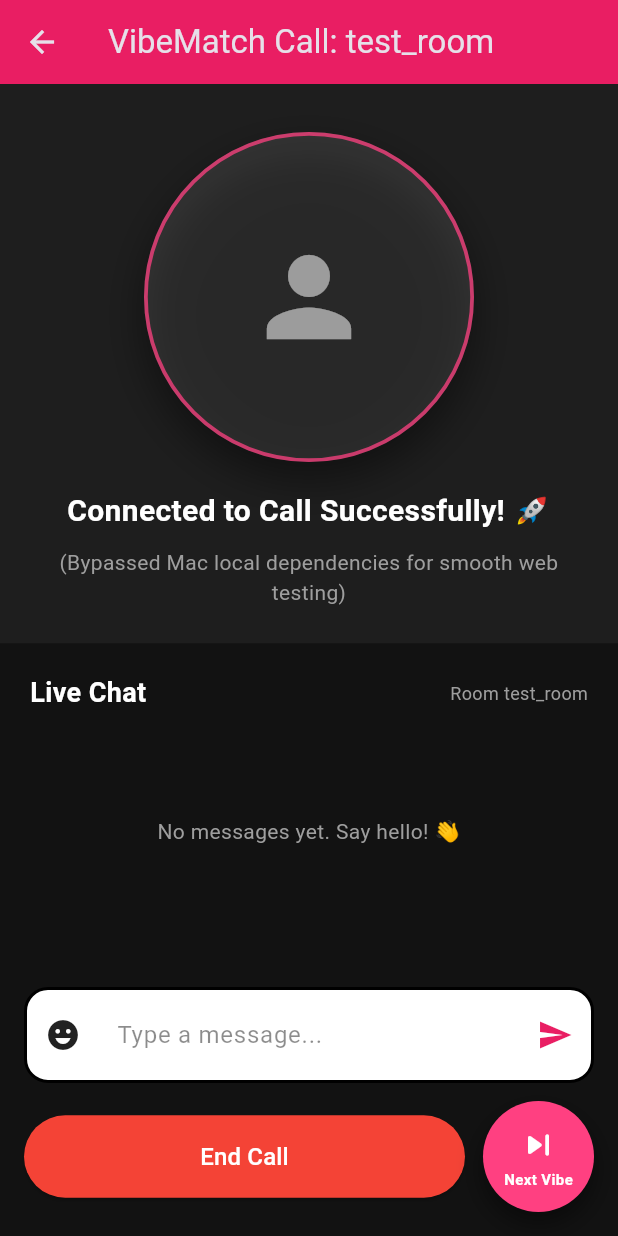
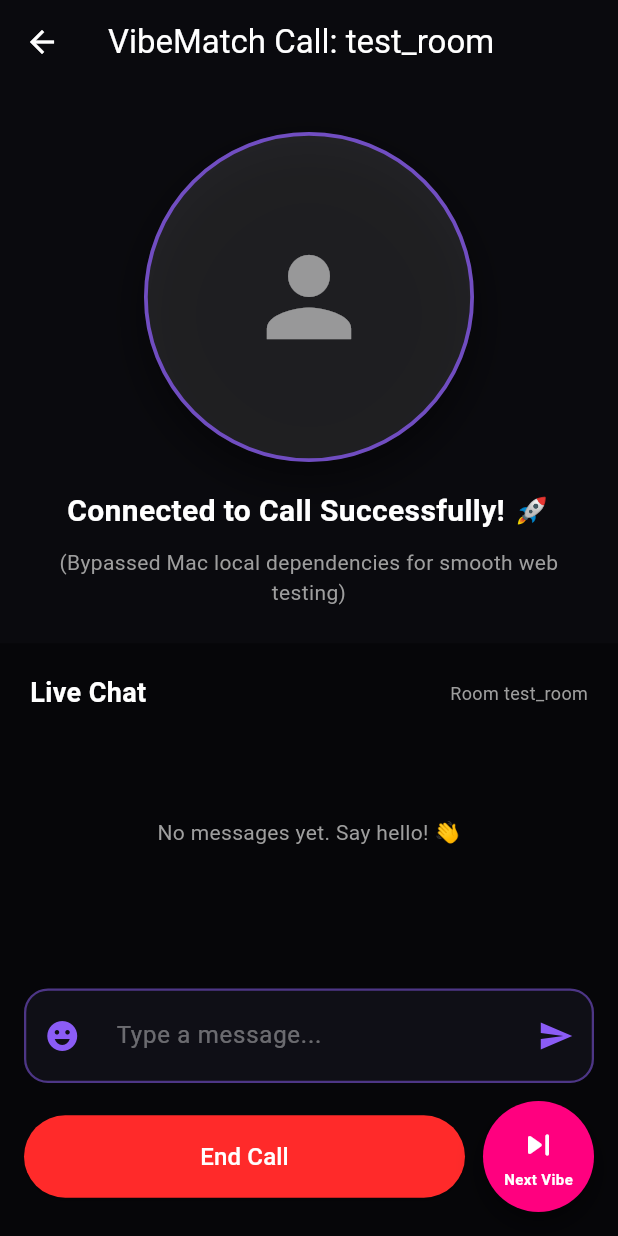
Before and after one commit to amanage552-cloud/vibematch-frontend-app, a Flutter app: the screen it shows after launch, after a tap on "Direct Test Call (No Server)", on a phone screen of 412 x 824 dp. Run offline on Flutter 3.47's test engine with Material 3 defaults, Android fonts, the phone set to English and light mode, and no system bars; our stand-ins replace image_picker, socket_io_client; network calls fail.

Commit message:
style: upgrade theme to Premium Dark Neon Purple

```diff
--- a/lib/main.dart
+++ b/lib/main.dart
@@ -18,8 +18,13 @@ class MyApp extends StatelessWidget {
       child: MaterialApp(
         title: 'VibeMatch',
         theme: ThemeData.dark().copyWith(
-          primaryColor: Colors.pink,
-          scaffoldBackgroundColor: const Color(0xFF121212),
+          primaryColor: const Color(0xFF8B5CF6),
+          scaffoldBackgroundColor: const Color(0xFF060609),
+          colorScheme: const ColorScheme.dark(
+            primary: Color(0xFF8B5CF6),
+            secondary: Color(0xFFFF007F),
+            surface: Color(0xFF0F0F16),
+          ),
         ),
         home: const HomeScreen(),
         debugShowCheckedModeBanner: false,
--- a/lib/screens/home_screen.dart
+++ b/lib/screens/home_screen.dart
@@ -98,7 +98,7 @@ class _HomeScreenState extends State<HomeScreen> {
                         const SizedBox(
                           width: 100,
                           height: 100,
-                          child: CircularProgressIndicator(color: Colors.pinkAccent, strokeWidth: 6),
+                          child: CircularProgressIndicator(color: Color(0xFF8B5CF6), strokeWidth: 6),
                         )
                       else ...[
                         _buildNameField(provider),
@@ -204,7 +204,7 @@ class _HomeScreenState extends State<HomeScreen> {
                   height: 28,
                   child: CircularProgressIndicator(
                     strokeWidth: 2.6,
-                    color: Colors.pinkAccent,
+                    color: Color(0xFF8B5CF6),
                   ),
                 ),
               )
@@ -216,7 +216,7 @@ class _HomeScreenState extends State<HomeScreen> {
                   width: 36,
                   height: 36,
                   decoration: BoxDecoration(
-                    color: Colors.pinkAccent,
+                    color: const Color(0xFF8B5CF6),
                     shape: BoxShape.circle,
                     border: Border.all(color: Colors.white, width: 2),
                   ),
@@ -245,9 +245,9 @@ class _HomeScreenState extends State<HomeScreen> {
           width: 320,
           padding: const EdgeInsets.all(24),
           decoration: BoxDecoration(
-            color: const Color(0xFF1E1E1E),
+            color: const Color(0xFF0F0F16),
             borderRadius: BorderRadius.circular(24),
-            border: Border.all(color: Colors.pinkAccent, width: 1.5),
+            border: Border.all(color: const Color(0xFF8B5CF6), width: 1.5),
             boxShadow: const [BoxShadow(color: Colors.black38, blurRadius: 20, offset: Offset(0, 10))],
           ),
           child: Column(
@@ -281,7 +281,7 @@ class _HomeScreenState extends State<HomeScreen> {
                       onPressed: provider.acceptIncomingCall,
                       icon: const Icon(Icons.check, color: Colors.white),
                       label: const Text('Accept', style: TextStyle(color: Colors.white)),
-                      style: ElevatedButton.styleFrom(backgroundColor: Colors.greenAccent.shade700),
+                      style: ElevatedButton.styleFrom(backgroundColor: const Color(0xFF8B5CF6)),
                     ),
                   ),
                   const SizedBox(width: 12),
@@ -290,7 +290,7 @@ class _HomeScreenState extends State<HomeScreen> {
                       onPressed: provider.rejectIncomingCall,
                       icon: const Icon(Icons.close, color: Colors.white),
                       label: const Text('Reject', style: TextStyle(color: Colors.white)),
-                      style: ElevatedButton.styleFrom(backgroundColor: Colors.redAccent),
+                      style: ElevatedButton.styleFrom(backgroundColor: const Color(0xFFFF2A2A)),
                     ),
                   ),
                 ],
@@ -307,9 +307,19 @@ class _HomeScreenState extends State<HomeScreen> {
       controller: provider.nameController,
       decoration: InputDecoration(
         labelText: 'Your Name',
+        labelStyle: const TextStyle(color: Colors.white70),
+        focusedBorder: OutlineInputBorder(
+          borderRadius: BorderRadius.circular(15),
+          borderSide: const BorderSide(color: Color(0xFF8B5CF6), width: 2),
+        ),
+        enabledBorder: OutlineInputBorder(
+          borderRadius: BorderRadius.circular(15),
+          borderSide: const BorderSide(color: Colors.white24),
+        ),
         border: OutlineInputBorder(borderRadius: BorderRadius.circular(15)),
-        prefixIcon: const Icon(Icons.person, color: Colors.pink),
+        prefixIcon: const Icon(Icons.person, color: Color(0xFF8B5CF6)),
       ),
+      style: const TextStyle(color: Colors.white),
       textInputAction: TextInputAction.next,
     );
   }
@@ -317,12 +327,22 @@ class _HomeScreenState extends State<HomeScreen> {
   Widget _buildGenderField(MatchProvider provider) {
     return DropdownButtonFormField<String>(
       initialValue: provider.selectedGender,
+      dropdownColor: const Color(0xFF0F0F16),
       decoration: InputDecoration(
         labelText: 'I am',
+        labelStyle: const TextStyle(color: Colors.white70),
+        focusedBorder: OutlineInputBorder(
+          borderRadius: BorderRadius.circular(15),
+          borderSide: const BorderSide(color: Color(0xFF8B5CF6), width: 2),
+        ),
+        enabledBorder: OutlineInputBorder(
+          borderRadius: BorderRadius.circular(15),
+          borderSide: const BorderSide(color: Colors.white24),
+        ),
         border: OutlineInputBorder(borderRadius: BorderRadius.circular(15)),
       ),
       items: ['Male', 'Female', 'Other'].map((String value) {
-        return DropdownMenuItem(value: value, child: Text(value));
+        return DropdownMenuItem(value: value, child: Text(value, style: const TextStyle(color: Colors.white)));
       }).toList(),
       onChanged: (value) {
         if (value != null) {
@@ -335,12 +355,22 @@ class _HomeScreenState extends State<HomeScreen> {
   Widget _buildPreferenceField(MatchProvider provider) {
     return DropdownButtonFormField<String>(
       initialValue: provider.selectedPreference,
+      dropdownColor: const Color(0xFF0F0F16),
       decoration: InputDecoration(
         labelText: 'Looking for',
+        labelStyle: const TextStyle(color: Colors.white70),
+        focusedBorder: OutlineInputBorder(
+          borderRadius: BorderRadius.circular(15),
+          borderSide: const BorderSide(color: Color(0xFF8B5CF6), width: 2),
+        ),
+        enabledBorder: OutlineInputBorder(
+          borderRadius: BorderRadius.circular(15),
+          borderSide: const BorderSide(color: Colors.white24),
+        ),
         border: OutlineInputBorder(borderRadius: BorderRadius.circular(15)),
       ),
       items: ['All', 'Male', 'Female'].map((String value) {
-        return DropdownMenuItem(value: value, child: Text(value));
+        return DropdownMenuItem(value: value, child: Text(value, style: const TextStyle(color: Colors.white)));
       }).toList(),
       onChanged: (value) {
         if (value != null) {
@@ -356,7 +386,9 @@ class _HomeScreenState extends State<HomeScreen> {
       icon: const Icon(Icons.favorite, color: Colors.white),
       label: const Text('Find My Vibe', style: TextStyle(fontSize: 18, color: Colors.white)),
       style: ElevatedButton.styleFrom(
-        backgroundColor: Colors.pink,
+        backgroundColor: const Color(0xFF8B5CF6),
+        shadowColor: const Color(0xFF8B5CF6).withValues(alpha: 0.5),
+        elevation: 8,
         padding: const EdgeInsets.symmetric(horizontal: 50, vertical: 16),
         shape: RoundedRectangleBorder(borderRadius: BorderRadius.circular(30)),
       ),
@@ -369,7 +401,7 @@ class _HomeScreenState extends State<HomeScreen> {
       icon: const Icon(Icons.refresh, color: Colors.white),
       label: const Text('Retry Connection', style: TextStyle(color: Colors.white, fontSize: 16)),
       style: ElevatedButton.styleFrom(
-        backgroundColor: Colors.blueAccent,
+        backgroundColor: const Color(0xFF6D28D9),
         padding: const EdgeInsets.symmetric(horizontal: 30, vertical: 14),
         shape: RoundedRectangleBorder(borderRadius: BorderRadius.circular(30)),
       ),
@@ -386,10 +418,10 @@ class _HomeScreenState extends State<HomeScreen> {
           ),
         );
       },
-      icon: const Icon(Icons.video_call, color: Colors.greenAccent),
+      icon: const Icon(Icons.video_call, color: Color(0xFF8B5CF6)),
       label: const Text(
         'Direct Test Call (No Server)',
-        style: TextStyle(color: Colors.greenAccent, fontSize: 16),
+        style: TextStyle(color: Color(0xFF8B5CF6), fontSize: 16),
       ),
     );
   }
--- a/lib/video_call_screen.dart
+++ b/lib/video_call_screen.dart
@@ -30,7 +30,7 @@ class _VideoCallScreenState extends State<VideoCallScreen> {
       decoration: BoxDecoration(
         color: Colors.white10,
         shape: BoxShape.circle,
-        border: Border.all(color: Colors.pinkAccent.withValues(alpha: 0.75), width: 2.5),
+        border: Border.all(color: const Color(0xFF8B5CF6).withValues(alpha: 0.75), width: 2.5),
         boxShadow: const [
           BoxShadow(color: Colors.black45, blurRadius: 24, offset: Offset(0, 12)),
         ],
@@ -82,7 +82,8 @@ class _VideoCallScreenState extends State<VideoCallScreen> {
         return Scaffold(
           appBar: AppBar(
             title: Text('VibeMatch Call: ${widget.channelName}'),
-            backgroundColor: Colors.pink,
+            backgroundColor: const Color(0xFF0A0A0E),
+            elevation: 0,
           ),
           body: SafeArea(
             child: Stack(
@@ -91,7 +92,7 @@ class _VideoCallScreenState extends State<VideoCallScreen> {
                   children: [
                     Container(
                       width: double.infinity,
-                      color: const Color(0xFF1E1E1E),
+                      color: const Color(0xFF0A0A0E),
                       padding: const EdgeInsets.symmetric(vertical: 24, horizontal: 20),
                       child: Column(
                         children: [
@@ -114,7 +115,7 @@ class _VideoCallScreenState extends State<VideoCallScreen> {
                     ),
                     Expanded(
                       child: Container(
-                        color: const Color(0xFF121212),
+                        color: const Color(0xFF060609),
                         child: Column(
                           children: [
                             Padding(
@@ -155,7 +156,7 @@ class _VideoCallScreenState extends State<VideoCallScreen> {
                                             padding: const EdgeInsets.symmetric(horizontal: 14, vertical: 12),
                                             constraints: BoxConstraints(maxWidth: MediaQuery.of(context).size.width * 0.72),
                                             decoration: BoxDecoration(
-                                              color: isMine ? Colors.pinkAccent : Colors.white12,
+                                              color: isMine ? const Color(0xFF8B5CF6) : Colors.white10,
                                               borderRadius: BorderRadius.only(
                                                 topLeft: const Radius.circular(18),
                                                 topRight: const Radius.circular(18),
@@ -226,9 +227,9 @@ class _VideoCallScreenState extends State<VideoCallScreen> {
                               height: 200,
                               padding: const EdgeInsets.all(12),
                               decoration: BoxDecoration(
-                                color: Colors.white,
+                                color: const Color(0xFF0F0F16),
                                 borderRadius: BorderRadius.circular(16),
-                                border: Border.all(color: Colors.black12),
+                                border: Border.all(color: const Color(0xFF8B5CF6).withValues(alpha: 0.3)),
                               ),
                               child: GridView.count(
                                 crossAxisCount: 6,
@@ -243,14 +244,14 @@ class _VideoCallScreenState extends State<VideoCallScreen> {
                                     onTap: () => _appendEmoji(provider.chatTextController, emoji),
                                     child: Container(
                                       decoration: BoxDecoration(
-                                        color: Colors.grey[100],
+                                        color: Colors.white10,
                                         borderRadius: BorderRadius.circular(12),
-                                        border: Border.all(color: Colors.black12),
+                                        border: Border.all(color: Colors.white24),
                                       ),
                                       child: Center(
                                         child: Text(
                                           emoji,
-                                          style: const TextStyle(fontSize: 28, color: Colors.black),
+                                          style: const TextStyle(fontSize: 28),
                                         ),
                                       ),
                                     ),
@@ -261,14 +262,14 @@ class _VideoCallScreenState extends State<VideoCallScreen> {
                           const SizedBox(height: 12),
                           Container(
                             decoration: BoxDecoration(
-                              color: Colors.white,
+                              color: const Color(0xFF0F0F16),
                               borderRadius: BorderRadius.circular(16),
-                              border: Border.all(color: Colors.black, width: 2),
+                              border: Border.all(color: const Color(0xFF8B5CF6).withValues(alpha: 0.5), width: 1.5),
                             ),
                             child: Row(
                               children: [
                                 IconButton(
-                                  icon: const Icon(Icons.emoji_emotions, color: Colors.black87),
+                                  icon: const Icon(Icons.emoji_emotions, color: Color(0xFF8B5CF6)),
                                   onPressed: () {
                                     setState(() {
                                       _showEmojiPanel = !_showEmojiPanel;
@@ -280,11 +281,11 @@ class _VideoCallScreenState extends State<VideoCallScreen> {
                                     controller: provider.chatTextController,
                                     decoration: const InputDecoration(
                                       hintText: 'Type a message...',
-                                      hintStyle: TextStyle(color: Colors.black45),
+                                      hintStyle: TextStyle(color: Colors.white38),
                                       border: InputBorder.none,
                                       contentPadding: EdgeInsets.symmetric(vertical: 18, horizontal: 12),
                                     ),
-                                    style: const TextStyle(color: Colors.black87),
+                                    style: const TextStyle(color: Colors.white),
                                     textInputAction: TextInputAction.send,
                                     onChanged: (text) {
                                       if (text.isEmpty) {
@@ -297,7 +298,7 @@ class _VideoCallScreenState extends State<VideoCallScreen> {
                                   ),
                                 ),
                                 IconButton(
-                                  icon: const Icon(Icons.send, color: Colors.pink),
+                                  icon: const Icon(Icons.send, color: Color(0xFF8B5CF6)),
                                   onPressed: provider.sendChatMessage,
                                 ),
                               ],
@@ -313,7 +314,7 @@ class _VideoCallScreenState extends State<VideoCallScreen> {
                           Expanded(
                             child: ElevatedButton(
                               style: ElevatedButton.styleFrom(
-                                backgroundColor: Colors.red,
+                                backgroundColor: const Color(0xFFFF2A2A),
                                 padding: const EdgeInsets.symmetric(vertical: 16),
                                 shape: RoundedRectangleBorder(borderRadius: BorderRadius.circular(30)),
                               ),
@@ -330,10 +331,10 @@ class _VideoCallScreenState extends State<VideoCallScreen> {
                               child: Container(
                                 width: 74,
                                 height: 74,
-                                decoration: BoxDecoration(
-                                  color: Colors.pinkAccent,
+                                decoration: const BoxDecoration(
+                                  color: Color(0xFFFF007F),
                                   shape: BoxShape.circle,
-                                  boxShadow: const [
+                                  boxShadow: [
                                     BoxShadow(color: Colors.black45, blurRadius: 14, offset: Offset(0, 8)),
                                   ],
                                 ),
@@ -373,9 +374,9 @@ class _VideoCallScreenState extends State<VideoCallScreen> {
           width: 320,
           padding: const EdgeInsets.all(24),
           decoration: BoxDecoration(
-            color: const Color(0xFF1E1E1E),
+            color: const Color(0xFF0F0F16),
             borderRadius: BorderRadius.circular(24),
-            border: Border.all(color: Colors.pinkAccent, width: 1.5),
+            border: Border.all(color: const Color(0xFF8B5CF6), width: 1.5),
             boxShadow: const [BoxShadow(color: Colors.black38, blurRadius: 20, offset: Offset(0, 10))],
           ),
           child: Column(
@@ -409,7 +410,7 @@ class _VideoCallScreenState extends State<VideoCallScreen> {
                       onPressed: provider.acceptIncomingCall,
                       icon: const Icon(Icons.check, color: Colors.white),
                       label: const Text('Accept', style: TextStyle(color: Colors.white)),
-                      style: ElevatedButton.styleFrom(backgroundColor: Colors.greenAccent.shade700),
+                      style: ElevatedButton.styleFrom(backgroundColor: const Color(0xFF8B5CF6)),
                     ),
                   ),
                   const SizedBox(width: 12),
@@ -418,7 +419,7 @@ class _VideoCallScreenState extends State<VideoCallScreen> {
                       onPressed: provider.rejectIncomingCall,
                       icon: const Icon(Icons.close, color: Colors.white),
                       label: const Text('Reject', style: TextStyle(color: Colors.white)),
-                      style: ElevatedButton.styleFrom(backgroundColor: Colors.redAccent),
+                      style: ElevatedButton.styleFrom(backgroundColor: const Color(0xFFFF2A2A)),
                     ),
                   ),
                 ],
```
